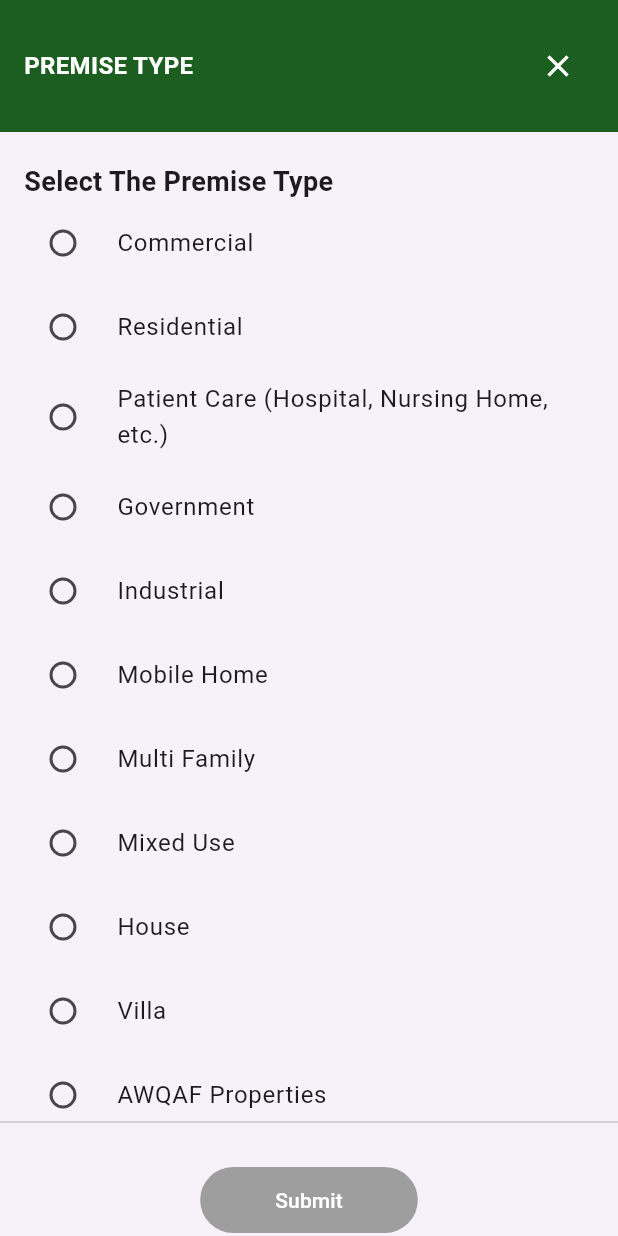
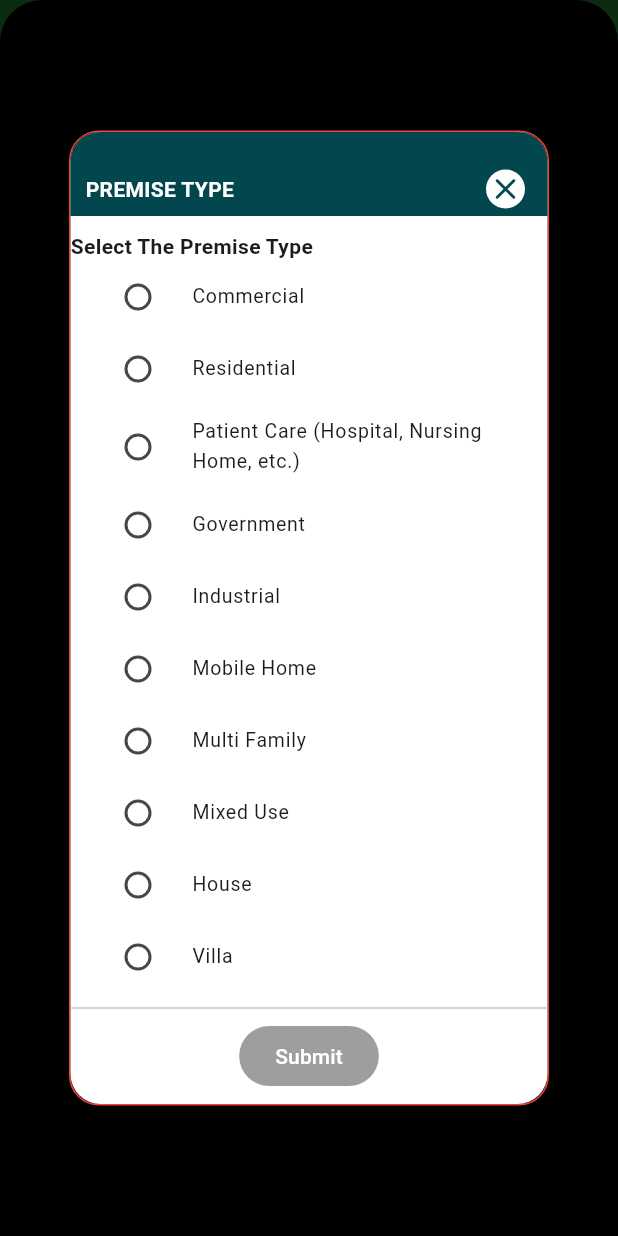
Before and after one commit to Sandhya1510/submit_screen_flutter, a Flutter app: the screen it shows after launch, after a tap on "Start", on a phone screen of 412 x 824 dp. Run offline on Flutter 3.47's test engine with Material 3 defaults, Android fonts, the phone set to English and light mode, and no system bars.

Commit message:
showModalBottomSheet updated

```diff
--- a/lib/main.dart
+++ b/lib/main.dart
@@ -33,7 +33,10 @@ class HomeScreen extends StatelessWidget {
         child: Column(
           mainAxisAlignment: MainAxisAlignment.center,
           children: [
-            Text("Welcome to the Home Screen", style: TextStyle(color: Colors.deepOrange, fontSize: 22),),
+            Text(
+              "Welcome to the Home Screen",
+              style: TextStyle(color: Colors.deepOrange, fontSize: 22),
+            ),
             SizedBox(height: 20),
             ElevatedButton(
               onPressed: () => _showTheSheet(context),
@@ -54,10 +57,21 @@ void _showTheSheet(BuildContext context) {
   showModalBottomSheet(
     context: context,
     isScrollControlled: true,
+    backgroundColor: Colors.black,
     builder: (context) {
-      return PremiseSheet();
+      return Align(
+        alignment: Alignment.center,
+        child: Container(
+          height: 650,
+          width: 320,
+          decoration: BoxDecoration(
+            border: Border.all(color: Colors.red),
+            borderRadius: BorderRadius.all(Radius.circular(20)),
+          ),
+          child: PremiseSheet(),
+        ),
+      );
     },
-
   );
 }
 
@@ -79,50 +93,196 @@ class _PremiseSheetState extends State<PremiseSheet> {
     "Mixed Use",
     "House",
     "Villa",
-    "AWQAF Properties",
   ];
+
+  //   @override
+  //   Widget build(BuildContext context) {
+  //     return Scaffold(
+  //       appBar: PreferredSize(
+  //         preferredSize: Size.fromHeight(50), // Adjust height
+  //         child: Container(
+  //           decoration: BoxDecoration(
+  //             color: Color(0xFF01474D), // Background color of the AppBar
+  //             borderRadius: BorderRadius.only(
+  //               topLeft: Radius.circular(20.0), // Top-left corner radius
+  //               topRight: Radius.circular(20.0), // Top-right corner radius
+  //             ),
+  //           ),
+  //           child: AppBar(
+  //             automaticallyImplyLeading: false,
+  //             backgroundColor: Colors.transparent,
+  //             flexibleSpace: Padding(
+  //               padding: EdgeInsets.only(left: 10, right: 15, bottom: 5),
+  //               child: Align(
+  //                 alignment: Alignment.bottomLeft,
+  //                 child: Row(
+  //                   mainAxisAlignment: MainAxisAlignment.spaceBetween,
+  //                   // Space between title and close button
+  //                   children: [
+  //                     Text(
+  //                       "PREMISE TYPE",
+  //                       style: TextStyle(
+  //                         color: Colors.white,
+  //                         fontSize: 14,
+  //                         fontWeight: FontWeight.bold,
+  //                       ),
+  //                     ),
+  //                     GestureDetector(
+  //                       onTap: () => Navigator.pop(context),
+  //                       child: Container(
+  //                         decoration: BoxDecoration(
+  //                           color: Colors.white,
+  //                           shape: BoxShape.circle,
+  //                         ),
+  //                         padding: EdgeInsets.all(3),
+  //                         child: Icon(
+  //                           Icons.close_rounded,
+  //                           color: Color(0xFF01474D),
+  //                         ),
+  //                       ),
+  //                     ),
+  //                   ],
+  //                 ),
+  //               ),
+  //             ),
+  //           ),
+  //         ),
+  //       ),
+  //       body: ClipRRect(
+  //         borderRadius: BorderRadius.only(
+  //           bottomLeft: Radius.circular(20.0),
+  //           bottomRight: Radius.circular(20.0),
+  //         ),
+  //         child: Column(
+  //           crossAxisAlignment: CrossAxisAlignment.start,
+  //           children: [
+  //             Padding(
+  //               padding: EdgeInsets.only(left: 25, top: 10),
+  //               child: Text(
+  //                 "Select The Premise Type",
+  //                 style: TextStyle(fontWeight: FontWeight.bold, fontSize: 14),
+  //               ),
+  //             ),
+  //             Expanded(
+  //               child: Container(
+  //                 child: ListView.builder(
+  //                   itemCount: premiseTypes.length,
+  //                   itemBuilder: (context, index) {
+  //                     return RadioListTile(
+  //                       title: Text(premiseTypes[index]),
+  //                       value: premiseTypes[index],
+  //                       groupValue: selectedPremise,
+  //                       onChanged: (value) {
+  //                         setState(() {
+  //                           selectedPremise = value;
+  //                         });
+  //                       },
+  //                       dense: true,
+  //                       contentPadding: EdgeInsets.symmetric(
+  //                         horizontal: 25,
+  //                         vertical: -15,
+  //                       ),
+  //                     );
+  //                   },
+  //                 ),
+  //               ),
+  //             ),
+  //             Divider(),
+  //             Align(
+  //               alignment: Alignment.center,
+  //               child: ElevatedButton(
+  //                 onPressed: selectedPremise != null
+  //                     ? () {
+  //                   Navigator.pop(context); // Close the bottom sheet
+  //                   Navigator.push(
+  //                     context,
+  //                     MaterialPageRoute(
+  //                       builder: (context) => NextScreen(selectedPremise!),
+  //                     ),
+  //                   );
+  //                 }
+  //                     : null,
+  //                 style: ElevatedButton.styleFrom(
+  //                   backgroundColor: Color(0xFFF6323E),
+  //                   disabledBackgroundColor: Colors.grey,
+  //                 ),
+  //                 child: Text("Submit", style: TextStyle(color: Colors.white)),
+  //               ),
+  //             ),
+  //             SizedBox(height: 8),
+  //           ],
+  //         ),
+  //       ),
+  //     );
+  //   }
+  // }
 
   @override
   Widget build(BuildContext context) {
-    return Column(
-      children: [
-        Container(
-          height: MediaQuery.of(context).size.height,
+    return Container(
+      decoration: BoxDecoration(
+        borderRadius: BorderRadius.circular(20),
+        color: Colors.white,
+      ),
       child: Column(
         children: [
-              Container(
-                color: Colors.green[900],
-                padding: EdgeInsets.symmetric(vertical: 20, horizontal: 16),
+          PreferredSize(
+            preferredSize: Size.fromHeight(80),
+            child: Container(
+              decoration: BoxDecoration(
+                color: Color(0xFF01474D),
+                borderRadius: BorderRadius.only(
+                  topLeft: Radius.circular(20.0),
+                  topRight: Radius.circular(20.0),
+                ),
+              ),
+              padding: EdgeInsets.only(left: 10, right: 15, bottom: 5, top: 25),
+              child: Align(
+                alignment: Alignment.bottomLeft,
                 child: Row(
                   mainAxisAlignment: MainAxisAlignment.spaceBetween,
                   children: [
                     Text(
                       "PREMISE TYPE",
-                      style: TextStyle(fontWeight: FontWeight.bold, fontSize: 16, color: Colors.white,),
+                      style: TextStyle(
+                        color: Colors.white,
+                        fontSize: 14,
+                        fontWeight: FontWeight.bold,
                       ),
-                    IconButton(
-                      icon: Icon(Icons.close, color: Colors.white),
-                      onPressed: () => Navigator.pop(context),
+                    ),
+                    GestureDetector(
+                      onTap: () => Navigator.pop(context),
+                      child: Container(
+                        decoration: BoxDecoration(
+                          color: Colors.white,
+                          shape: BoxShape.circle,
+                        ),
+                        padding: EdgeInsets.all(1),
+                        child: Icon(
+                          Icons.close_rounded,
+                          color: Color(0xFF01474D),
+                        ),
+                      ),
                     ),
                   ],
                 ),
               ),
-              SizedBox(height: 20),
-              Padding(padding: EdgeInsets.symmetric(horizontal: 16, vertical: 0,),
-                child: Align(
+            ),
+          ),
+          SizedBox(height: 10,),
+          Align(
             alignment: Alignment.centerLeft,
-                  child: Text("Select The Premise Type", style: TextStyle(fontWeight: FontWeight.bold, fontSize: 18),),
+            child: Text(
+              "Select The Premise Type",
+              style: TextStyle(fontWeight: FontWeight.bold, fontSize: 14),
             ),
           ),
 
           Expanded(
-                child: Padding(
-                  padding: EdgeInsets.symmetric(horizontal: 6,),
             child: ListView.builder(
               itemCount: premiseTypes.length,
               itemBuilder: (context, index) {
-                      return Padding(padding: EdgeInsets.symmetric(vertical: 0,), // Spacing between items
-                        child: RadioListTile(
+                return RadioListTile(
                   title: Text(premiseTypes[index]),
                   value: premiseTypes[index],
                   groupValue: selectedPremise,
@@ -131,39 +291,42 @@ class _PremiseSheetState extends State<PremiseSheet> {
                       selectedPremise = value;
                     });
                   },
+                  dense: true,
+                  contentPadding: EdgeInsets.symmetric(
+                    horizontal: 25,
+                    vertical: -15,
                   ),
                 );
               },
             ),
           ),
-              ),
           Divider(),
-              SizedBox(height: 20),
-              ElevatedButton(
+          // Submit Button centered at the bottom
+          Align(
+            alignment: Alignment.center,
+            child: ElevatedButton(
               onPressed:
                   selectedPremise != null
                       ? () {
-                          Navigator.pop(context); //(Close the bottom sheet)
+                        Navigator.pop(context); // Close the bottom sheet
                         Navigator.push(
                           context,
                           MaterialPageRoute(
-                              builder:
-                                  (context) => NextScreen(selectedPremise!),
+                            builder: (context) => NextScreen(selectedPremise!),
                           ),
                         );
                       }
                       : null,
               style: ElevatedButton.styleFrom(
-                  backgroundColor: Colors.orangeAccent,
+                backgroundColor: Color(0xFFF6323E),
                 disabledBackgroundColor: Colors.grey,
-                  padding: EdgeInsets.symmetric(vertical: 12, horizontal: 50),
               ),
               child: Text("Submit", style: TextStyle(color: Colors.white)),
             ),
+          ),
+          SizedBox(height: 8), // Small space after the button
         ],
       ),
-        ),
-      ],
     );
   }
 }
@@ -200,12 +363,13 @@ class NextScreen extends StatelessWidget {
               style: TextStyle(fontSize: 18),
             ),
             SizedBox(height: 40),
-            ElevatedButton(                 //(Button for Navigate back to HomeScreen)
+            ElevatedButton(
+              //(Button for Navigate back to HomeScreen)
               onPressed: () {
                 Navigator.pushAndRemoveUntil(
                   context,
                   MaterialPageRoute(builder: (context) => HomeScreen()),
-                  (route) => false,     //(Removes all previous routes)
+                  (route) => false, //(Removes all previous routes)
                 );
               },
               style: ElevatedButton.styleFrom(
```
Lines whose indentation alone changed are shown as unchanged.
